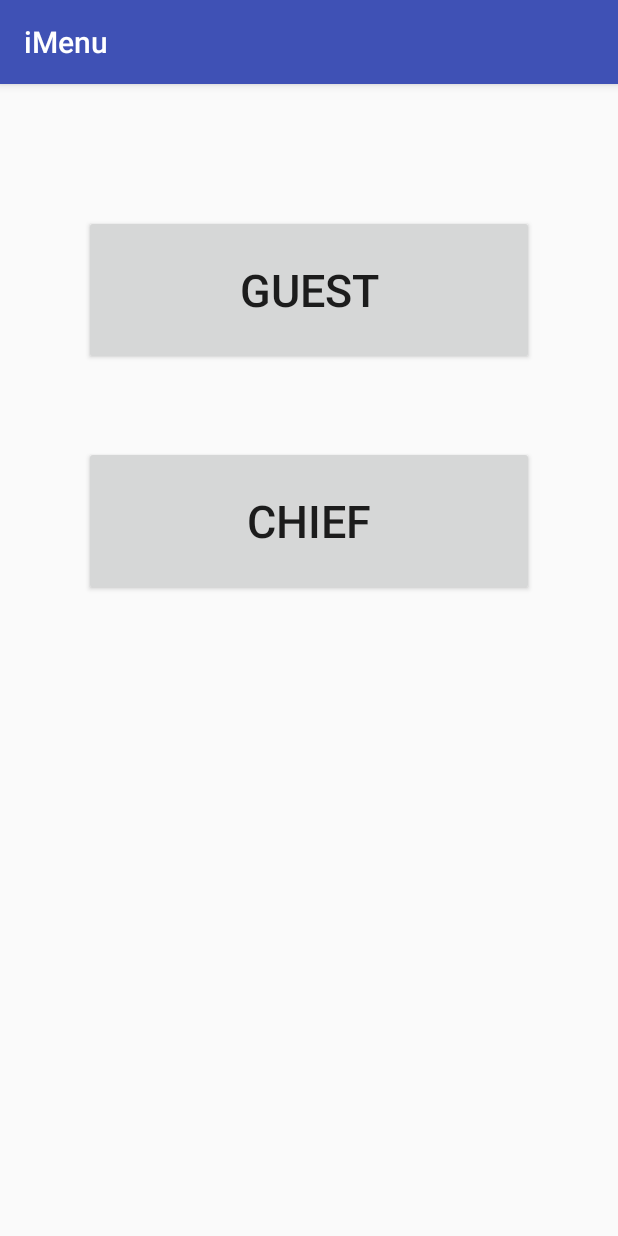
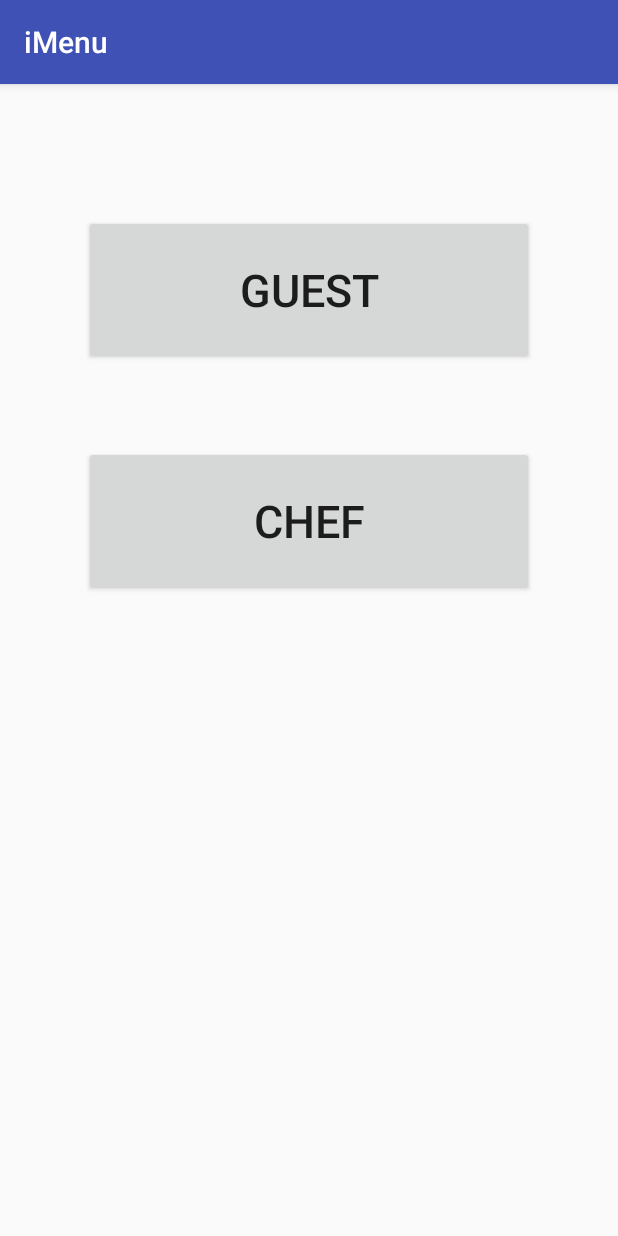
Before and after one commit to HusseinReda/SampleClient, an Android app: the screen it shows after launch (HttpGetRequestActivity), on a phone screen of 412 x 824 dp. Run offline under Robolectric (Android 15) with nearby library versions, the phone set to English and light mode, and no system bars; libraries missing offline, so code that uses them is left out: org.springframework.http, org.springframework.web.

```diff
--- a/app/src/main/java/com/imenu/sampleclient2/controller/HttpGetRequestActivity.java
+++ b/app/src/main/java/com/imenu/sampleclient2/controller/HttpGetRequestActivity.java
@@ -31,7 +31,7 @@ public class HttpGetRequestActivity extends AppCompatActivity {
                 startActivity(intent);
             }
         });
-        Button chefActivity = (Button) findViewById(R.id.chief_button);
+        Button chefActivity = (Button) findViewById(R.id.chef_button);
         chefActivity.setOnClickListener(new View.OnClickListener() {
             @Override
             public void onClick(View v) {
--- a/app/src/main/java/com/imenu/sampleclient2/model/OrdersGenerator.java
+++ b/app/src/main/java/com/imenu/sampleclient2/model/OrdersGenerator.java
@@ -28,8 +28,10 @@ public class OrdersGenerator {
     {
         ScrollView ordersContainer = new ScrollView(act);
         RelativeLayout.LayoutParams ordersContainerParams = new RelativeLayout.LayoutParams(RelativeLayout.LayoutParams.MATCH_PARENT
-                , RelativeLayout.LayoutParams.MATCH_PARENT );
+                , RelativeLayout.LayoutParams.MATCH_PARENT);
+        ordersContainerParams.setMargins(0,0,0,100);
         ordersContainer.setLayoutParams(ordersContainerParams);
+        //ordersContainer.setPadding(0,0,0,100);
 
         LinearLayout orders = new LinearLayout(act);
         orders.setLayoutParams(new LinearLayout.LayoutParams(LinearLayout.LayoutParams.
--- a/app/src/main/res/layout/activity_main.xml
+++ b/app/src/main/res/layout/activity_main.xml
@@ -24,8 +24,8 @@
     <Button
         android:layout_width="wrap_content"
         android:layout_height="wrap_content"
-        android:text="Chief"
-        android:id="@+id/chief_button"
+        android:text="Chef"
+        android:id="@+id/chef_button"
         android:height="100dp"
         android:textSize="30dp"
         android:width="300dp"
```
Also changed, not shown: app/src/main/java/com/imenu/sampleclient2/controller/ChefActivity.java (+39 -8 lines), app/src/main/res/layout/activity_chef.xml (+8 -0 lines).
